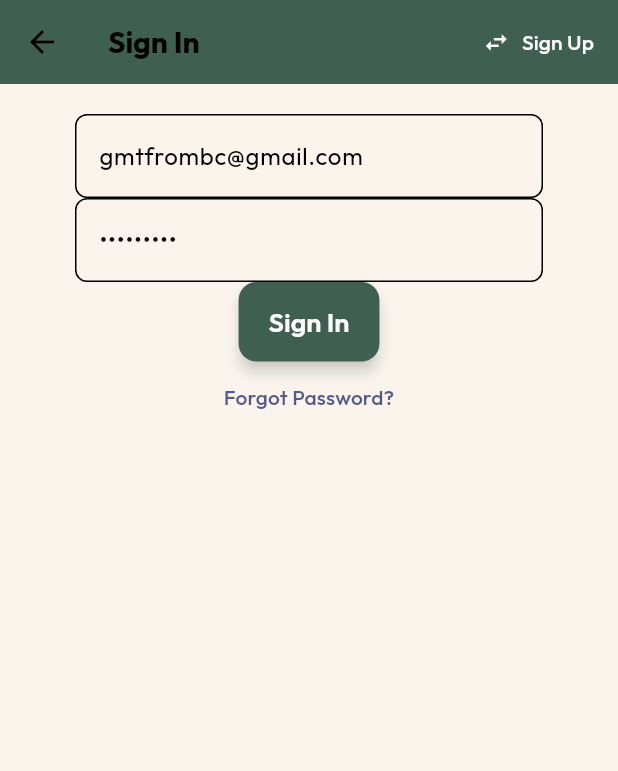
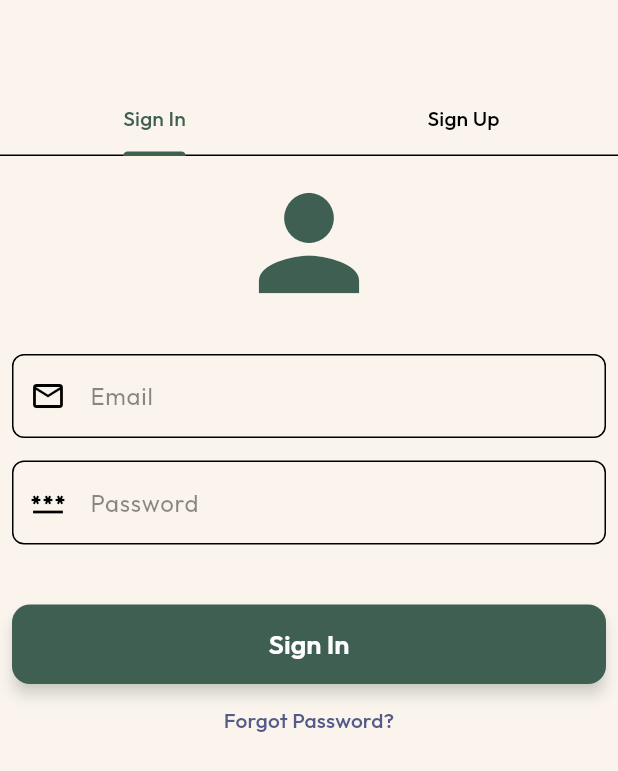
Before and after one commit to gmtfrombc/cog_screen, a Flutter app: the screen it shows after launch, on a phone screen of 412 x 824 dp. Shown: the top 771 px of the screen. Run offline on Flutter 3.47's test engine with Material 3 defaults, Android fonts, the phone set to English and light mode, and no system bars; our stand-ins replace cloud_firestore, firebase_auth, firebase_core, firebase_storage, google_fonts, vibration; accounts and stored records are empty.

Commit message:
Login Screens Completed

```diff
--- a/lib/main.dart
+++ b/lib/main.dart
@@ -50,7 +50,7 @@ Future<void> main() async {
           create: (context) => CriteriaProvider(),
         ),
         ChangeNotifierProvider(
-          create: (_) => AuthProvider(),
+          create: (_) => AuthProviderClass(),
         ),
       ],
       child: const MyApp(),
@@ -67,8 +67,7 @@ class MyApp extends StatelessWidget {
       debugShowCheckedModeBanner: false,
       title: 'Cognitive Screening Tool',
       theme: AppTheme.lightTheme,
-      initialRoute:
-          '/splashscreen', // Set the initial route to the splash screen
+      initialRoute: '/splashscreen',
       routes: {
         '/': (context) => const LoginScreen(),
         '/start': (context) =>
@@ -84,8 +83,7 @@ class MyApp extends StatelessWidget {
         '/essentialOils': (context) => const EssentialOilScreen(),
         '/protocol': (context) => const ProtocolScreen(),
         '/research': (context) => const ResearchScreen(),
-        '/splashscreen': (context) =>
-            const SplashScreen(), // Add your SplashScreen route
+        '/splashscreen': (context) => const SplashScreen(),
       },
     );
   }
--- a/lib/providers/auth_provider.dart
+++ b/lib/providers/auth_provider.dart
@@ -1,7 +1,7 @@
 import 'package:firebase_auth/firebase_auth.dart';
 import 'package:flutter/material.dart';
 
-class AuthProvider with ChangeNotifier {
+class AuthProviderClass with ChangeNotifier {
   final FirebaseAuth _firebaseAuth = FirebaseAuth.instance;
   User? get currentUser => _firebaseAuth.currentUser;
 
@@ -25,6 +25,4 @@ class AuthProvider with ChangeNotifier {
   Future<void> resetPassword(String email) async {
     await _firebaseAuth.sendPasswordResetEmail(email: email);
   }
-
-
 }
--- a/lib/screens/advice_screen.dart
+++ b/lib/screens/advice_screen.dart
@@ -60,7 +60,7 @@ class AdviceScreen extends StatelessWidget {
       ],
     );
     return BaseScreen(
-      authProvider: Provider.of<AuthProvider>(context, listen: false),
+      authProvider: Provider.of<AuthProviderClass>(context, listen: false),
       customAppBar: CustomAppBar(
         title: 'CogHealth',
         backgroundColor: AppTheme.primaryBackgroundColor,
--- a/lib/screens/base_screen.dart
+++ b/lib/screens/base_screen.dart
@@ -5,7 +5,7 @@ import 'package:flutter/material.dart';
 
 class BaseScreen extends StatelessWidget {
   final Widget child;
-  final AuthProvider authProvider;
+  final AuthProviderClass authProvider;
   final bool showAppBar;
   final CustomAppBar? customAppBar;
   final Widget? bottomNavigationBar;
--- a/lib/screens/criteria_screen.dart
+++ b/lib/screens/criteria_screen.dart
@@ -25,7 +25,7 @@ class _CriteriaScreenState extends State<CriteriaScreen> {
   @override
   Widget build(BuildContext context) {
     return BaseScreen(
-      authProvider: Provider.of<AuthProvider>(context, listen: false),
+      authProvider: Provider.of<AuthProviderClass>(context, listen: false),
       customAppBar: CustomAppBar(
         title: 'CogHealth',
         backgroundColor: AppTheme.primaryBackgroundColor,
--- a/lib/screens/essential_oils_screen.dart
+++ b/lib/screens/essential_oils_screen.dart
@@ -195,7 +195,7 @@ class EssentialOilScreen extends StatelessWidget {
       ],
     );
     return BaseScreen(
-      authProvider: Provider.of<AuthProvider>(context, listen: false),
+      authProvider: Provider.of<AuthProviderClass>(context, listen: false),
       customAppBar: CustomAppBar(
         title: 'Essential Oils',
         backgroundColor: AppTheme.primaryBackgroundColor,
--- a/lib/screens/login.dart
+++ b/lib/screens/login.dart
@@ -1,206 +1,50 @@
 import 'package:cog_screen/providers/auth_provider.dart';
+import 'package:cog_screen/screens/base_screen.dart';
+import 'package:cog_screen/screens/signin_screen.dart';
+import 'package:cog_screen/screens/signup_screen.dart';
+import 'package:cog_screen/themes/app_theme.dart';
+import 'package:cog_screen/widgets/custom_app_bar.dart';
 import 'package:flutter/material.dart';
 import 'package:provider/provider.dart';
+// Assuming you have separate files for SignIn and _SignUp widgets
 
-class LoginScreen extends StatefulWidget {
+class LoginScreen extends StatelessWidget {
   const LoginScreen({super.key});
 
   @override
-  LoginScreenState createState() => LoginScreenState();
-}
-
-class LoginScreenState extends State<LoginScreen> {
-  bool showSignIn = true;
-
-  void toggleView() {
-    setState(() {
-      showSignIn = !showSignIn;
-    });
-  }
-
-  @override
   Widget build(BuildContext context) {
-    return Scaffold(
-      appBar: AppBar(
-        title: Text(showSignIn ? 'Sign In' : 'Sign Up'),
-        actions: <Widget>[
-          TextButton.icon(
-            icon: const Icon(Icons.swap_horiz, color: Colors.white),
-            label: Text(
-              showSignIn ? 'Sign Up' : 'Sign In',
-              style: const TextStyle(color: Colors.white),
+    return BaseScreen(
+      authProvider: Provider.of<AuthProviderClass>(context, listen: false),
+      showAppBar: false,
+      customAppBar: CustomAppBar(
+        backgroundColor: AppTheme.primaryBackgroundColor,
+        title: 'CogHealth',
+        showEndDrawerIcon: false,
+        showLeading: false,
+      ),
+      showDrawer: false,
+      bottomNavigationBar: null, // Your bottom navigation bar, if any
+      child: DefaultTabController(
+        length: 2,
+        child: Scaffold(
+          appBar: AppBar(
+            backgroundColor: AppTheme.primaryBackgroundColor,
+            automaticallyImplyLeading: false,
+            bottom: const TabBar(
+              tabs: [
+                Tab(text: 'Sign In'),
+                Tab(text: 'Sign Up'),
+              ],
             ),
-            onPressed: toggleView,
-          )
-        ],
-      ),
-      body: Container(
-        padding: const EdgeInsets.symmetric(
-          vertical: 20.0,
-          horizontal: 50.0,
+          ),
+          body: const TabBarView(
+            children: [
+              SignIn(), // Your SignIn widget
+              SignUp(), // Your _SignUp widget
+            ],
+          ),
         ),
-        child: showSignIn
-            ? SignIn(
-                toggleView: toggleView,
-              ) // Updated
-            : const _SignUp(),
       ),
     );
   }
 }
-
-class SignIn extends StatefulWidget {
-  final Function toggleView;
-  const SignIn({super.key, required this.toggleView});
-
-  @override
-  State<SignIn> createState() => _SignInState();
-}
-
-class _SignInState extends State<SignIn> {
-  final _formKey = GlobalKey<FormState>();
-  String email = '';
-  String password = '';
-  String error = '';
-
-  @override
-  Widget build(BuildContext context) {
-    final authProvider = Provider.of<AuthProvider>(context, listen: false);
-
-    return Form(
-      key: _formKey,
-      child: Column(
-        children: <Widget>[
-          TextFormField(
-            initialValue: 'gmtfrombc@gmail.com',
-            validator: (val) => val!.isEmpty ? 'Enter an email' : null,
-            onChanged: (val) {
-              setState(() => email = val);
-            },
-          ),
-          TextFormField(
-            initialValue: 'password1',
-            obscureText: true,
-            validator: (val) =>
-                val!.length < 6 ? 'Enter a password 6+ chars long' : null,
-            onChanged: (val) {
-              setState(() => password = val);
-            },
-          ),
-          ElevatedButton(
-            onPressed: () async {
-              email = 'gmtfrombc@gmail.com';
-              password = 'password1';
-              if (_formKey.currentState!.validate()) {
-                try {
-                  await authProvider.signInWithEmailAndPassword(
-                      email, password);
-                  if (mounted) {
-                    Navigator.pushNamed(context, '/start');
-                  }
-                } catch (e) {
-                  if (mounted) {
-                    setState(() => error = 'Failed to sign in');
-                  }
-                }
-              }
-            },
-            child: const Text('Sign In'),
-          ),
-          TextButton(
-            onPressed: () async {
-              if (email.isNotEmpty) {
-                try {
-                  await authProvider.resetPassword(email);
-                  if (mounted) {
-                    ScaffoldMessenger.of(context).showSnackBar(
-                      SnackBar(
-                        content: Text('Password reset email sent to $email'),
-                        backgroundColor: Colors.green,
-                      ),
-                    );
-                  }
-                } catch (e) {
-                  if (mounted) {
-                    ScaffoldMessenger.of(context).showSnackBar(
-                      const SnackBar(
-                        content: Text('Failed to reset password'),
-                        backgroundColor: Colors.red,
-                      ),
-                    );
-                  }
-                }
-              }
-            },
-            child: const Text('Forgot Password?'),
-          ),
-          Text(error, style: const TextStyle(color: Colors.red)),
-        ],
-      ),
-    );
-  }
-}
-
-class _SignUp extends StatefulWidget {
-  const _SignUp();
-  @override
-  _SignUpState createState() => _SignUpState();
-}
-
-class _SignUpState extends State<_SignUp> {
-  final _formKey = GlobalKey<FormState>();
-  String email = '';
-  String password = '';
-  String error = '';
-
-  @override
-  Widget build(BuildContext context) {
-    final authProvider = Provider.of<AuthProvider>(context, listen: false);
-
-    return Form(
-      key: _formKey,
-      child: Column(
-        children: <Widget>[
-          TextFormField(
-            validator: (val) => val!.isEmpty ? 'Enter an email' : null,
-            onChanged: (val) {
-              setState(() => email = val);
-            },
-          ),
-          TextFormField(
-            obscureText: true,
-            validator: (val) =>
-                val!.length < 6 ? 'Enter a password 6+ chars long' : null,
-            onChanged: (val) {
-              setState(() => password = val);
-            },
-          ),
-          TextFormField(
-            obscureText: true,
-            validator: (val) =>
-                val != password ? 'Passwords do not match' : null,
-          ),
-          ElevatedButton(
-            onPressed: () async {
-              if (_formKey.currentState!.validate()) {
-                try {
-                  await authProvider.signUpWithEmailAndPassword(
-                      email, password);
-                  if (mounted) {
-                    Navigator.pushNamed(context, '/start');
-                  }
-                } catch (e) {
-                  if (mounted) {
-                    setState(() => error = 'Failed to sign up');
-                  }
-                }
-              }
-            },
-            child: const Text('Sign Up'),
-          ),
-          Text(error, style: const TextStyle(color: Colors.red)),
-        ],
-      ),
-    );
-  }
-}
--- /dev/null
+++ b/lib/screens/signin_screen.dart
@@ -0,0 +1,119 @@
+import 'package:cog_screen/providers/auth_provider.dart';
+import 'package:flutter/material.dart';
+import 'package:provider/provider.dart';
+
+class SignIn extends StatefulWidget {
+  const SignIn({super.key});
+
+  @override
+  State<SignIn> createState() => _SignInState();
+}
+
+class _SignInState extends State<SignIn> {
+  final _formKey = GlobalKey<FormState>();
+  String email = '';
+  String password = '';
+  String error = '';
+
+  @override
+  Widget build(BuildContext context) {
+    final authProvider = Provider.of<AuthProviderClass>(context, listen: false);
+    return SingleChildScrollView(
+      padding: const EdgeInsets.all(8.0),
+      child: Form(
+        key: _formKey,
+        child: Column(
+          mainAxisSize: MainAxisSize.min,
+          crossAxisAlignment: CrossAxisAlignment.stretch,
+          children: <Widget>[
+            Icon(
+              Icons.person_sharp, // Outlined person icon
+              size: 100, // Large icon size
+              color: Theme.of(context).primaryColor, // Icon color
+            ),
+            const SizedBox(height: 24),
+            TextFormField(
+              decoration: const InputDecoration(
+                labelText: 'Email',
+                prefixIcon: Icon(Icons.email_outlined),
+                labelStyle: TextStyle(
+                  color: Colors.black45,
+                ),
+              ),
+              //initialValue: 'gmtfrombc@gmail.com',
+              validator: (val) => val!.isEmpty ? 'Enter an email' : null,
+              onChanged: (val) {
+                setState(() => email = val);
+              },
+            ),
+            const SizedBox(height: 15.0),
+            TextFormField(
+              decoration: const InputDecoration(
+                labelText: 'Password',
+                prefixIcon: Icon(Icons.password_outlined),
+                labelStyle: TextStyle(
+                  color: Colors.black45,
+                ),
+              ),
+              obscureText: true,
+              validator: (val) =>
+                  val!.length < 6 ? 'Enter a password 6+ chars long' : null,
+              onChanged: (val) {
+                setState(() => password = val);
+              },
+            ),
+            const SizedBox(height: 40.0),
+            ElevatedButton(
+              onPressed: () async {
+                email = 'gmtfrombc@gmail.com';
+                password = 'password1';
+                if (_formKey.currentState!.validate()) {
+                  try {
+                    await authProvider.signInWithEmailAndPassword(
+                        email, password);
+                    if (mounted) {
+                      Navigator.pushNamed(context, '/start');
+                    }
+                  } catch (e) {
+                    if (mounted) {
+                      setState(() => error = 'Failed to sign in');
+                    }
+                  }
+                }
+              },
+              child: const Text('Sign In'),
+            ),
+            TextButton(
+              onPressed: () async {
+                if (email.isNotEmpty) {
+                  try {
+                    await authProvider.resetPassword(email);
+                    if (mounted) {
+                      ScaffoldMessenger.of(context).showSnackBar(
+                        SnackBar(
+                          content: Text('Password reset email sent to $email'),
+                          backgroundColor: Colors.green,
+                        ),
+                      );
+                    }
+                  } catch (e) {
+                    if (mounted) {
+                      ScaffoldMessenger.of(context).showSnackBar(
+                        const SnackBar(
+                          content: Text('Failed to reset password'),
+                          backgroundColor: Colors.red,
+                        ),
+                      );
+                    }
+                  }
+                }
+              },
+              child: const Text('Forgot Password?'),
+            ),
+            Text(error, style: const TextStyle(color: Colors.red)),
+          ],
+        ),
+      ),
+    );
+  }
+}
--- a/lib/screens/start_screen.dart
+++ b/lib/screens/start_screen.dart
@@ -82,7 +82,7 @@ class StartScreen extends StatelessWidget {
     );
 
     return BaseScreen(
-      authProvider: Provider.of<AuthProvider>(context, listen: false),
+      authProvider: Provider.of<AuthProviderClass>(context, listen: false),
       customAppBar: CustomAppBar(
         title: 'CogHealth',
         backgroundColor: AppTheme.primaryBackgroundColor,
--- a/lib/screens/survey_result_screen.dart
+++ b/lib/screens/survey_result_screen.dart
@@ -90,7 +90,7 @@ class SurveyResultScreen extends StatelessWidget {
       },
     );
     return BaseScreen(
-      authProvider: Provider.of<AuthProvider>(context, listen: false),
+      authProvider: Provider.of<AuthProviderClass>(context, listen: false),
       customAppBar: CustomAppBar(
         title: 'CogHealth',
         backgroundColor: AppTheme.primaryBackgroundColor,
--- a/lib/screens/survey_screen.dart
+++ b/lib/screens/survey_screen.dart
@@ -44,7 +44,7 @@ class _SurveyScreenState extends State<SurveyScreen> {
     // );
     Widget content = _buildBody(surveyProvider, screenHeight, context);
     return BaseScreen(
-      authProvider: Provider.of<AuthProvider>(context, listen: false),
+      authProvider: Provider.of<AuthProviderClass>(context, listen: false),
       customAppBar: CustomAppBar(
         title: 'CogHealth',
         backgroundColor: AppTheme.primaryBackgroundColor,
--- a/lib/widgets/custom_drawer.dart
+++ b/lib/widgets/custom_drawer.dart
@@ -8,7 +8,7 @@ class CustomDrawer extends StatelessWidget {
   const CustomDrawer({super.key, this.onSignOut});
   @override
   Widget build(BuildContext context) {
-    final authProvider = Provider.of<AuthProvider>(context);
+    final authProvider = Provider.of<AuthProviderClass>(context);
 
     return Drawer(
       child: ListView(
```
Also changed, not shown: lib/screens/signup_screen.dart (added, +149 -0 lines), pubspec.lock.
